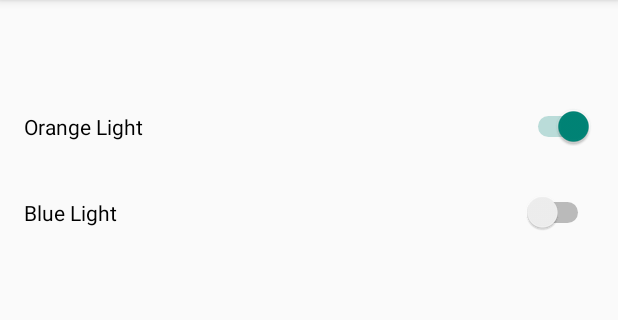
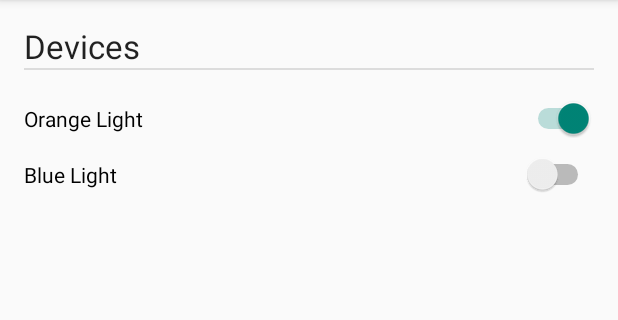
Before and after one commit to JonathanNakandala/rpi-transmitter, an Android app: the screen it shows after launch (MainActivity), after a tap on "Orange Light", on a phone screen of 412 x 824 dp, the part 84-404 px from its top. Run offline under Robolectric (Android 15) with nearby library versions, the phone set to English and light mode, and no system bars; network calls fail; 2 statements that could not run were skipped.

Commit message:
Make the Devices List Scrollable Make a Devices Title

```diff
--- a/app/src/main/res/layout/fragment_main.xml
+++ b/app/src/main/res/layout/fragment_main.xml
@@ -1,24 +1,58 @@
+
 <RelativeLayout xmlns:android="http://schemas.android.com/apk/res/android"
     xmlns:tools="http://schemas.android.com/tools" android:layout_width="match_parent"
     android:layout_height="match_parent"
+    android:divider="?android:dividerHorizontal"
     android:paddingBottom="@dimen/activity_vertical_margin"
     android:paddingLeft="@dimen/activity_horizontal_margin"
     android:paddingRight="@dimen/activity_horizontal_margin"
     android:paddingTop="@dimen/activity_vertical_margin"
+    android:showDividers="middle"
     tools:context=".MainActivity$PlaceholderFragment">
 
-    <TextView android:id="@+id/section_label" android:layout_width="wrap_content"
+    <TextView
+        android:id="@+id/section_label"
+        android:layout_width="wrap_content"
         android:layout_height="wrap_content" />
+
+    <ScrollView xmlns:android="http://schemas.android.com/apk/res/android"
+        android:id="@+id/scrollView"
+        android:layout_width="match_parent"
+        android:layout_height="match_parent">
+
+        <RelativeLayout xmlns:android="http://schemas.android.com/apk/res/android"
+            xmlns:tools="http://schemas.android.com/tools"
+            android:layout_width="match_parent"
+            android:layout_height="match_parent">
+
+            <TextView
+                android:id="@+id/SwitchListTitle"
+                android:layout_width="wrap_content"
+                android:layout_height="wrap_content"
+                android:layout_alignParentLeft="true"
+                android:layout_alignParentStart="true"
+                android:layout_below="@+id/section_label"
+                android:text="@string/SwitchListTitle"
+                android:textAppearance="?android:attr/textAppearanceLarge" />
+
+            <View
+                style="@style/Divider"
+                android:layout_alignParentLeft="true"
+                android:layout_alignParentStart="true"
+                android:layout_below="@+id/SwitchListTitle" />
 
     <Switch
         android:id="@+id/pin_0_switch"
         android:layout_width="wrap_content"
         android:layout_height="wrap_content"
         android:layout_alignParentEnd="true"
+        android:layout_alignParentLeft="true"
         android:layout_alignParentRight="true"
-        android:layout_below="@+id/section_label"
-        android:layout_marginTop="35dp"
-        android:layout_toEndOf="@+id/section_label"
+        android:layout_alignParentStart="true"
+        android:layout_below="@+id/SwitchListTitle"
+        android:layout_marginBottom="00dp"
+        android:layout_marginTop="20dp"
+
         android:layout_toRightOf="@+id/section_label"
         android:checked="false"
         android:onClick="pin0buttonclicked"
@@ -28,14 +62,20 @@
         android:id="@+id/pin_1_switch"
         android:layout_width="wrap_content"
         android:layout_height="wrap_content"
-        android:layout_alignEnd="@+id/pin_0_switch"
+
+        android:layout_alignParentEnd="true"
         android:layout_alignParentLeft="true"
-        android:layout_alignParentStart="true"
-        android:layout_alignRight="@+id/pin_0_switch"
+        android:layout_alignParentRight="true"
         android:layout_below="@+id/pin_0_switch"
-        android:layout_marginTop="30dp"
+        android:layout_marginBottom="100dp"
+        android:layout_marginTop="10dp"
+        android:layout_toRightOf="@+id/section_label"
         android:checked="false"
         android:onClick="pin1buttonclicked"
         android:text="@string/SwitchName_1" />
 
+
+        </RelativeLayout>
+    </ScrollView>
+
 </RelativeLayout>
--- a/app/src/main/res/values/strings.xml
+++ b/app/src/main/res/values/strings.xml
@@ -16,4 +16,5 @@
 
     <string name="SwitchName_0">Orange Light</string>
     <string name="SwitchName_1">Blue Light</string>
+    <string name="SwitchListTitle">Devices</string>
 </resources>
--- a/app/src/main/res/values/styles.xml
+++ b/app/src/main/res/values/styles.xml
@@ -5,4 +5,10 @@
         <!-- Customize your theme here. -->
     </style>
 
+    <style name="Divider">
+        <item name="android:layout_width">match_parent</item>
+        <item name="android:layout_height">1dp</item>
+        <item name="android:background">?android:attr/listDivider</item>
+    </style>
+
 </resources>
```
